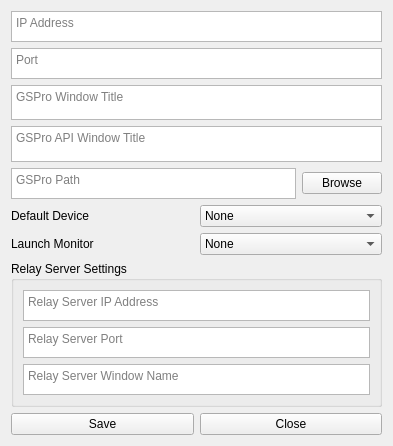
Above: src/SettingsForm.ui from springbok/MLM2PRO-GSPro-Connector before the change. Below: the same form after it.
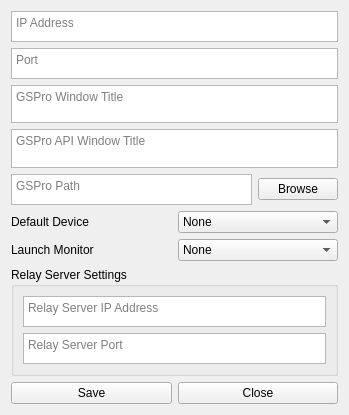
That is the form after the change.

Patch:
```diff
--- a/src/SettingsForm.ui
+++ b/src/SettingsForm.ui
@@ -9,8 +9,8 @@
    <rect>
     <x>0</x>
     <y>0</y>
-    <width>393</width>
-    <height>446</height>
+    <width>349</width>
+    <height>415</height>
    </rect>
   </property>
   <property name="windowTitle">
@@ -259,33 +259,7 @@
            </widget>
           </item>
           <item>
-           <layout class="QHBoxLayout" name="horizontalLayout_3">
-            <item>
-             <widget class="QPlainTextEdit" name="relay_server_window_name">
-              <property name="sizePolicy">
-               <sizepolicy hsizetype="Expanding" vsizetype="Minimum">
-                <horstretch>0</horstretch>
-                <verstretch>0</verstretch>
-               </sizepolicy>
-              </property>
-              <property name="maximumSize">
-               <size>
-                <width>16777215</width>
-                <height>31</height>
-               </size>
-              </property>
-              <property name="toolTip">
-               <string>Application Path(Opyional)</string>
-              </property>
-              <property name="lineWrapMode">
-               <enum>QPlainTextEdit::WidgetWidth</enum>
-              </property>
-              <property name="placeholderText">
-               <string>Relay Server Window Name</string>
-              </property>
-             </widget>
-            </item>
-           </layout>
+           <layout class="QHBoxLayout" name="horizontalLayout_3"/>
           </item>
          </layout>
         </widget>
```
